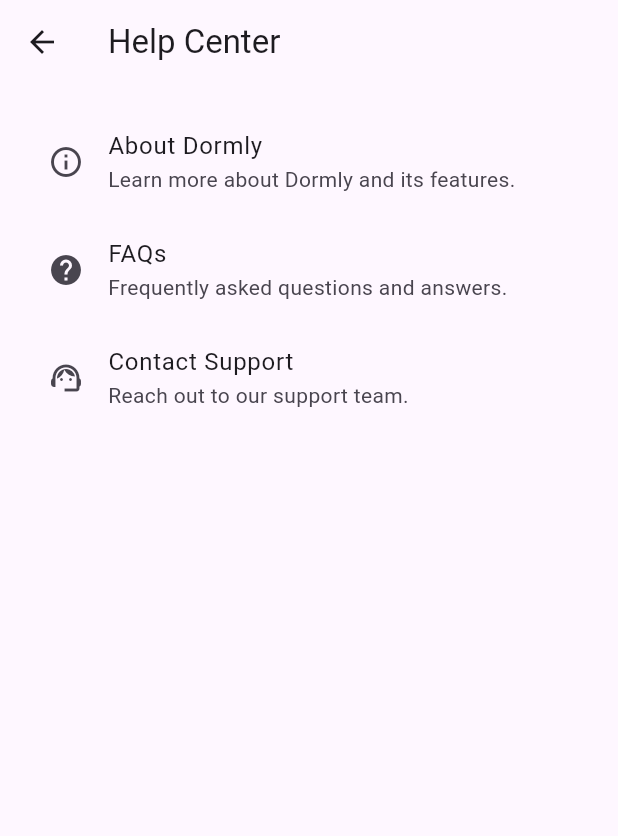
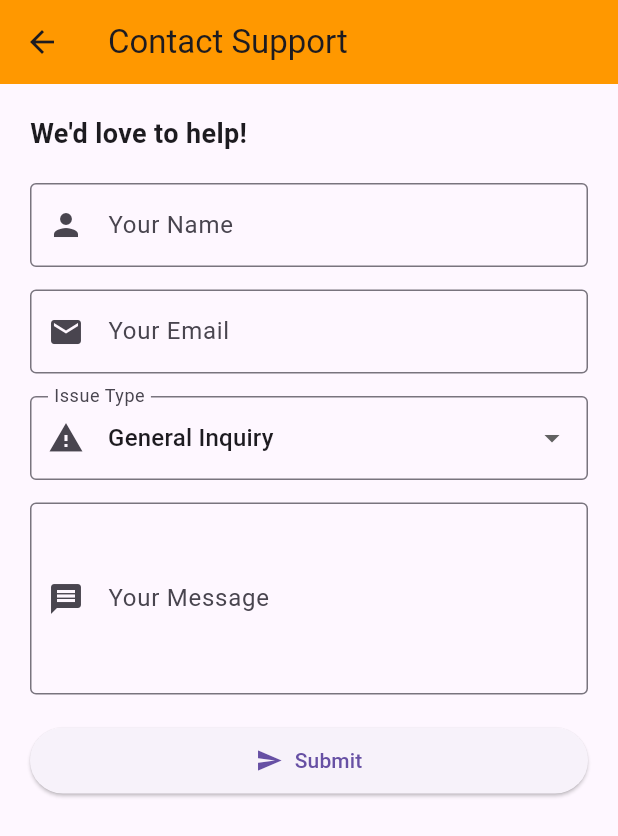
Before and after one commit to GhanshyamSharma122/dormly, a Flutter app: the HelpCenterPage screen opened directly, after a tap on "Contact Support", on a phone screen of 412 x 824 dp. Shown: the top 836 px of the screen. Run offline on Flutter 3.47's test engine with Material 3 defaults, Android fonts, the phone set to English and light mode, and no system bars; our stand-ins replace image_picker, intl_phone_number_input, shared_preferences; missing offline and left inert: flutter_carousel_slider; accounts and stored records are empty.

Commit message:
ui chanages, support page implemented

```diff
--- a/lib/pages/addproduct.dart
+++ b/lib/pages/addproduct.dart
@@ -7,7 +7,7 @@
     return Scaffold(
       appBar:AppBar(
         title: Text("Add Product"),
-        backgroundColor: Colors.red,
+        backgroundColor: Colors.orange,
       ),
       body: Center(
         child: Text("ram ram satya hai"),
--- /dev/null
+++ b/lib/pages/contact_support.dart
@@ -0,0 +1,140 @@
+import 'package:flutter/material.dart';
+
+class ContactSupportPage extends StatefulWidget {
+  @override
+  _ContactSupportPageState createState() => _ContactSupportPageState();
+}
+
+class _ContactSupportPageState extends State<ContactSupportPage> {
+  final _formKey = GlobalKey<FormState>();
+  final TextEditingController nameController = TextEditingController();
+  final TextEditingController emailController = TextEditingController();
+  final TextEditingController messageController = TextEditingController();
+  String selectedIssue = 'General Inquiry'; // Default issue type
+
+  void submitForm() {
+    if (_formKey.currentState!.validate()) {
+      // Simulate form submission (replace with API call)
+      ScaffoldMessenger.of(context).showSnackBar(
+        SnackBar(
+          content: Text("Your message has been sent!"),
+          backgroundColor: Colors.green,
+        ),
+      );
+
+      // Clear fields after submission
+      nameController.clear();
+      emailController.clear();
+      messageController.clear();
+    }
+  }
+
+  @override
+  Widget build(BuildContext context) {
+    return Scaffold(
+      appBar: AppBar(
+        title: Text("Contact Support"),
+        backgroundColor: Color(0xFFFF9800),
+
+    ),
+      body: Padding(
+        padding: const EdgeInsets.all(20.0),
+        child: Form(
+          key: _formKey,
+          child: Column(
+            crossAxisAlignment: CrossAxisAlignment.start,
+            children: [
+              Text(
+                "We'd love to help!",
+                style: TextStyle(fontSize: 18, fontWeight: FontWeight.bold),
+              ),
+              SizedBox(height: 20),
+
+              // Name Field
+              TextFormField(
+                controller: nameController,
+                decoration: InputDecoration(
+                  labelText: "Your Name",
+                  prefixIcon: Icon(Icons.person),
+                  border: OutlineInputBorder(),
+                ),
+                validator: (value) =>
+                value!.isEmpty ? "Please enter your name" : null,
+              ),
+              SizedBox(height: 15),
+
+              // Email Field
+              TextFormField(
+                controller: emailController,
+                decoration: InputDecoration(
+                  labelText: "Your Email",
+                  prefixIcon: Icon(Icons.email),
+                  border: OutlineInputBorder(),
+                ),
+                validator: (value) =>
+                value!.isEmpty || !value.contains("@")
+                    ? "Enter a valid email"
+                    : null,
+              ),
+              SizedBox(height: 15),
+
+              // Issue Type Dropdown
+              DropdownButtonFormField<String>(
+                value: selectedIssue,
+                decoration: InputDecoration(
+                  labelText: "Issue Type",
+                  prefixIcon: Icon(Icons.report_problem),
+                  border: OutlineInputBorder(),
+                ),
+                items: [
+                  'General Inquiry',
+                  'Account Issue',
+                  'Product Issue',
+                  'Bug Report'
+                ].map((String issue) {
+                  return DropdownMenuItem<String>(
+                    value: issue,
+                    child: Text(issue),
+                  );
+                }).toList(),
+                onChanged: (value) {
+                  setState(() {
+                    selectedIssue = value!;
+                  });
+                },
+              ),
+              SizedBox(height: 15),
+
+              // Message Field
+              TextFormField(
+                controller: messageController,
+                maxLines: 4,
+                decoration: InputDecoration(
+                  labelText: "Your Message",
+                  prefixIcon: Icon(Icons.message),
+                  border: OutlineInputBorder(),
+                ),
+                validator: (value) =>
+                value!.isEmpty ? "Please enter your message" : null,
+              ),
+              SizedBox(height: 20),
+
+              // Submit Button
+              SizedBox(
+                width: double.infinity,
+                child: ElevatedButton.icon(
+                  onPressed: submitForm,
+                  icon: Icon(Icons.send),
+                  label: Text("Submit"),
+                  style: ElevatedButton.styleFrom(
+                    padding: EdgeInsets.symmetric(vertical: 12),
+                  ),
+                ),
+              ),
+            ],
+          ),
+        ),
+      ),
+    );
+  }
+}
--- a/lib/pages/favourites.dart
+++ b/lib/pages/favourites.dart
@@ -13,7 +13,7 @@
     return Scaffold(
       appBar:AppBar(
         title: Text("Add Product"),
-        backgroundColor: Colors.red,
+        backgroundColor: Colors.orange,
       ),
       body: Center(
         child:GridOfItems(filteredItems: ArrayName),
--- a/lib/pages/help_center.dart
+++ b/lib/pages/help_center.dart
@@ -1,4 +1,7 @@
 import 'package:flutter/material.dart';
+import 'faq_page.dart';
+import 'contact_support.dart';
+import 'about_page.dart';
 
 class HelpCenterPage extends StatelessWidget {
   const HelpCenterPage({super.key});
@@ -17,7 +20,11 @@
             title: const Text("About Dormly"),
             subtitle: const Text("Learn more about Dormly and its features."),
             onTap: () {
-              // Navigate to About section
+              Navigator.push(
+                context,
+                MaterialPageRoute(builder: (context) => const AboutPage()),
+              );
+
             },
           ),
           ListTile(
@@ -25,7 +32,11 @@
             title: const Text("FAQs"),
             subtitle: const Text("Frequently asked questions and answers."),
             onTap: () {
-              // Navigate to FAQs
+              Navigator.push(
+                context,
+                MaterialPageRoute(builder: (context) => const FAQPage()),
+              );
+
             },
           ),
           ListTile(
@@ -33,7 +44,9 @@
             title: const Text("Contact Support"),
             subtitle: const Text("Reach out to our support team."),
             onTap: () {
-              // Implement contact support functionality
+              Navigator.push(
+                  context,
+                  MaterialPageRoute(builder: (context) => ContactSupportPage()),);
             },
           ),
         ],
--- a/lib/pages/home.dart
+++ b/lib/pages/home.dart
@@ -3,9 +3,7 @@
 import 'package:flutter_carousel_slider/carousel_slider.dart';
 
 class Home extends StatefulWidget {
-  const Home({super.key, required this.filteredItems});
 
-  final List<Map<String, dynamic>> filteredItems;
 
   @override
   HomePageScreen createState() => HomePageScreen();
@@ -90,7 +88,7 @@
             ),
           ],
         ),
-        backgroundColor: Colors.red,
+        backgroundColor: Colors.orange,
       ),
       body: Column(
         children: [
--- a/lib/pages/login.dart
+++ b/lib/pages/login.dart
@@ -41,6 +41,7 @@
 
                 // Email Field
                 TextField(
+                  style: TextStyle(color: Colors.black,fontSize: 20),
                   decoration: InputDecoration(
                     labelText: "Email",
                     floatingLabelBehavior: FloatingLabelBehavior.never, // Disables floating animation
@@ -58,6 +59,7 @@
                 // Password Field
                 TextField(
                   obscureText: true,
+                  style: TextStyle(color: Colors.black,fontSize: 20),
                   decoration: InputDecoration(
                     labelText: "Password",
                     floatingLabelBehavior: FloatingLabelBehavior.never, // Disables floating animation
--- a/pubspec.yaml
+++ b/pubspec.yaml
@@ -14,6 +14,7 @@
   intl_phone_number_input: ^0.7.3+1
   provider: ^6.0.5
   shared_preferences: ^2.5.2
+  flutter_carousel_slider: ^1.1.0
 
 dev_dependencies:
   flutter_test:
```
Also changed, not shown: lib/main.dart (+4 -3 lines), lib/pages/about_page.dart (added, +80 -0 lines), lib/pages/faq_page.dart (added, +92 -0 lines), pubspec.lock.
